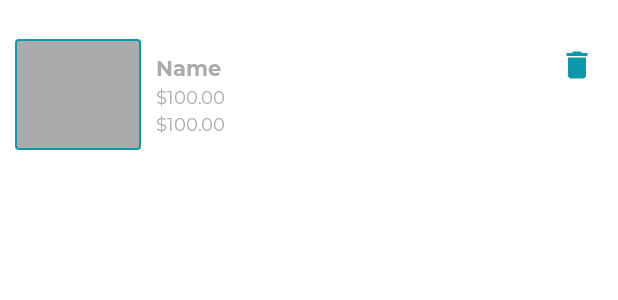
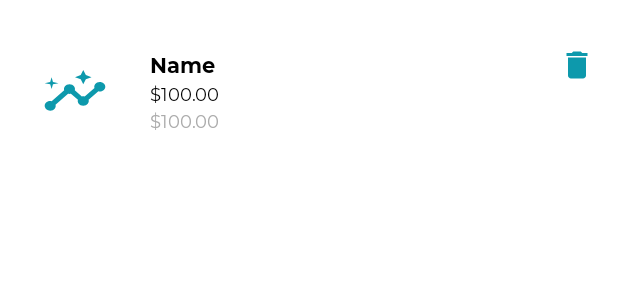
Before and after one commit to neerajg1320/fanalite, an Android app: the layout item_rule_layout.xml on its own in the app's theme, with its tools: preview values and no code run, on a phone screen of 412 x 824 dp. Shown: the top 300 px of the screen. Run offline under Robolectric (Android 15) with nearby library versions, the phone set to English and light mode, and no system bars.

Commit message:
Fixed the item layout with a default image

```diff
--- a/Implementation/MobileApp/RulesApp/app/src/main/java/com/fanalite/rulesapp/view/fragments/update/UpdateRuleFragment.kt
+++ b/Implementation/MobileApp/RulesApp/app/src/main/java/com/fanalite/rulesapp/view/fragments/update/UpdateRuleFragment.kt
@@ -12,7 +12,7 @@ import androidx.fragment.app.viewModels
 import androidx.navigation.fragment.findNavController
 import androidx.navigation.fragment.navArgs
 import com.fanalite.rulesapp.R
-import com.fanalite.rulesapp.databinding.FragmentAddRuleBinding
+import com.fanalite.rulesapp.databinding.FragmentRuleDetailBinding
 import com.fanalite.rulesapp.models.Language
 import com.fanalite.rulesapp.models.RegexModel
 import com.fanalite.rulesapp.view.TAG
@@ -27,7 +27,7 @@ import com.fanalite.rulesapp.viewmodels.RegexViewModel
 class UpdateRuleFragment : Fragment() {
     private val args by navArgs<UpdateRuleFragmentArgs>()
 
-    private var _binding: FragmentAddRuleBinding? = null
+    private var _binding: FragmentRuleDetailBinding? = null
     private val binding get() = _binding!!
 
     private val mRegexViewModel: RegexViewModel by viewModels()
@@ -36,7 +36,7 @@ class UpdateRuleFragment : Fragment() {
         inflater: LayoutInflater, container: ViewGroup?,
         savedInstanceState: Bundle?
     ): View? {
-        _binding = FragmentAddRuleBinding.inflate(inflater, container, false)
+        _binding = FragmentRuleDetailBinding.inflate(inflater, container, false)
 
         val regexModel = args.currentItem
 
--- a/Implementation/MobileApp/RulesApp/app/src/main/res/layout/item_rule_layout.xml
+++ b/Implementation/MobileApp/RulesApp/app/src/main/res/layout/item_rule_layout.xml
@@ -9,23 +9,29 @@
     android:orientation="vertical"
     android:padding="@dimen/item_list_padding">
 
-    <LinearLayout
+    <androidx.constraintlayout.widget.ConstraintLayout
         android:id="@+id/ll_item_image"
-        android:layout_width="wrap_content"
-        android:layout_height="wrap_content"
-        android:background="@drawable/item_background"
+        android:layout_width="@dimen/item_image_width"
+        android:layout_height="@dimen/item_image_height"
         android:padding="@dimen/item_image_padding"
         app:layout_constraintBottom_toBottomOf="parent"
         app:layout_constraintStart_toStartOf="parent"
         app:layout_constraintTop_toTopOf="parent">
-
+        <ImageView
+            android:id="@+id/iv_item_default_image"
+            android:layout_width="match_parent"
+            android:layout_height="match_parent"
+            android:contentDescription="image"
+            android:src="@drawable/ic_launcher_foreground"
+            app:tint="@color/colorAccentDark"
+            android:scaleType="fitXY" />
         <ImageView
             android:id="@+id/iv_item_image"
-            android:layout_width="@dimen/item_image_width"
-            android:layout_height="@dimen/item_image_height"
+            android:layout_width="match_parent"
+            android:layout_height="match_parent"
             android:contentDescription="image"
             android:scaleType="fitXY" />
-    </LinearLayout>
+    </androidx.constraintlayout.widget.ConstraintLayout>
 
     <LinearLayout
         android:id="@+id/ll_product_details"
@@ -44,7 +50,7 @@
             android:id="@+id/tv_item_title"
             android:layout_width="match_parent"
             android:layout_height="wrap_content"
-            android:textColor="@color/lightGray"
+            android:textColor="@color/black"
             android:textSize="14sp"
             tools:text="Name" />
 
@@ -53,7 +59,7 @@
             android:layout_width="match_parent"
             android:layout_height="wrap_content"
             android:layout_marginTop="2dp"
-            android:textColor="@color/lightGray"
+            android:textColor="@color/black"
             android:textSize="12sp"
             android:textStyle="bold"
             tools:text="$100.00" />
--- a/Implementation/MobileApp/RulesApp/app/src/main/res/navigation/rules_nav.xml
+++ b/Implementation/MobileApp/RulesApp/app/src/main/res/navigation/rules_nav.xml
@@ -21,7 +21,7 @@
         android:id="@+id/addRuleFragment"
         android:name="com.fanalite.rulesapp.view.fragments.add.AddRuleFragment"
         android:label="Add Rule"
-        tools:layout="@layout/fragment_add_rule" >
+        tools:layout="@layout/fragment_rule_detail" >
         <action
             android:id="@+id/action_addRuleFragment_to_rulesListFragment"
             app:destination="@id/rulesListFragment" />
```
Also changed, not shown: Implementation/MobileApp/RulesApp/app/src/main/java/com/fanalite/rulesapp/view/fragments/add/AddRuleFragment.kt (+4 -3 lines), Implementation/MobileApp/RulesApp/app/src/main/res/layout/fragment_rule_detail.xml (renamed from Implementation/MobileApp/RulesApp/app/src/main/res/layout/fragment_add_rule.xml).
